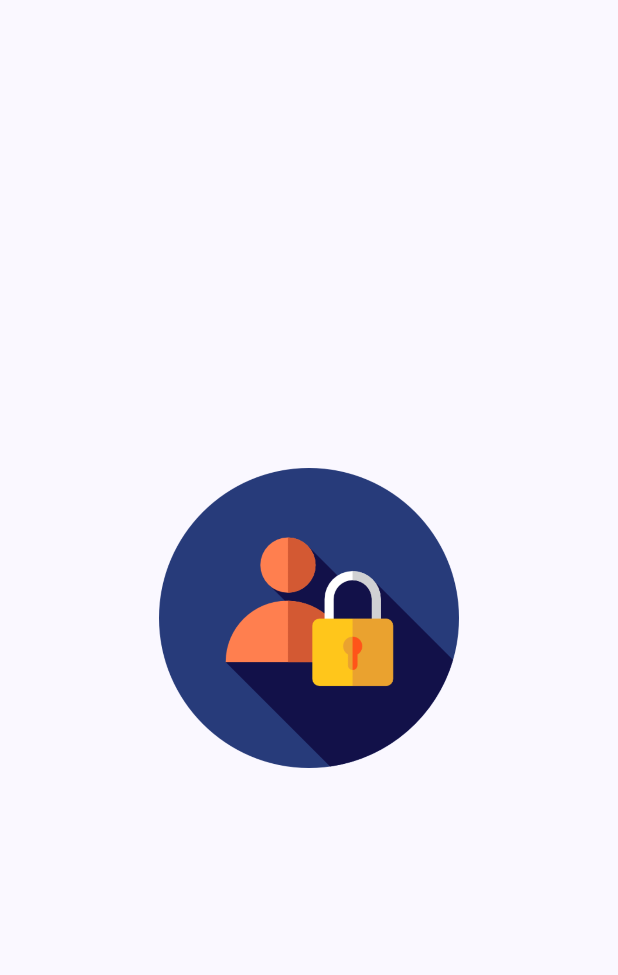
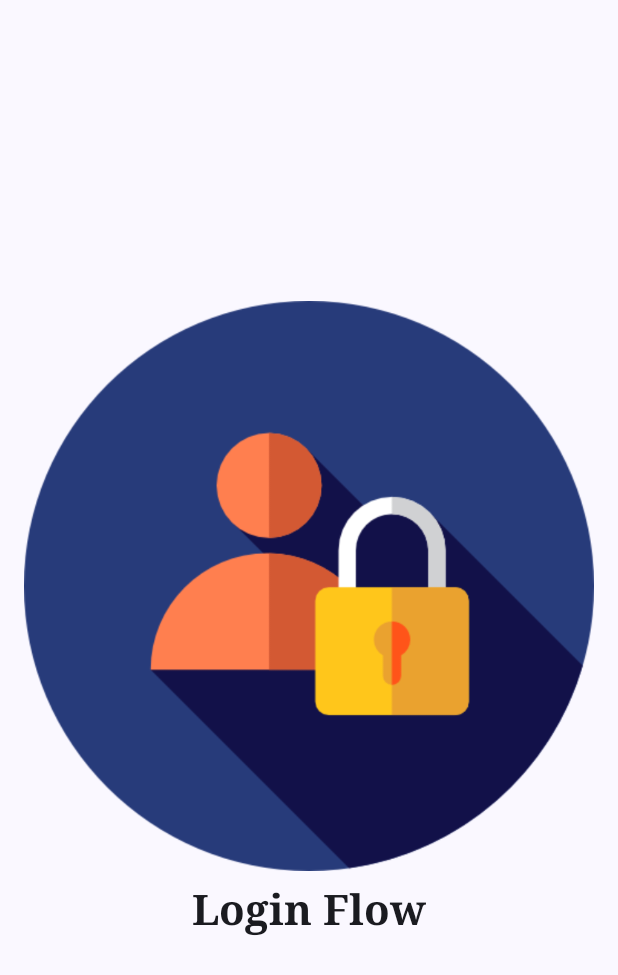
Before and after one commit to Workforkunal/LoginFlow, an Android app built with Jetpack Compose: the SplashScreen screen opened through its navigation route, on a phone screen of 412 x 824 dp. Shown: the top 975 px of the screen. Run offline under Robolectric (Android 15) with nearby library versions, the phone set to English and light mode, and no system bars; our stand-ins replace Firebase (no records; nobody signed in at launch, a user with empty details on screens opened directly).

Commit message:
Updated
commit

```diff
--- a/app/src/main/java/com/app/loginflowapp/screens/SplashScreen.kt
+++ b/app/src/main/java/com/app/loginflowapp/screens/SplashScreen.kt
@@ -1,15 +1,26 @@
 package com.app.loginflowapp.screens
 
 import androidx.compose.foundation.Image
+import androidx.compose.foundation.layout.Arrangement
+import androidx.compose.foundation.layout.Column
+import androidx.compose.foundation.layout.Spacer
 import androidx.compose.foundation.layout.fillMaxSize
-import androidx.compose.foundation.layout.size
+import androidx.compose.foundation.layout.height
+import androidx.compose.foundation.layout.padding
+import androidx.compose.foundation.rememberScrollState
+import androidx.compose.foundation.verticalScroll
+import androidx.compose.material3.Text
 import androidx.compose.runtime.Composable
 import androidx.compose.runtime.LaunchedEffect
+import androidx.compose.ui.Alignment
 import androidx.compose.ui.Modifier
 import androidx.compose.ui.res.painterResource
+import androidx.compose.ui.text.TextStyle
+import androidx.compose.ui.text.font.FontFamily
+import androidx.compose.ui.text.font.FontWeight
 import androidx.compose.ui.tooling.preview.Preview
 import androidx.compose.ui.unit.dp
-import androidx.constraintlayout.compose.ConstraintLayout
+import androidx.compose.ui.unit.sp
 import androidx.navigation.NavHostController
 import androidx.navigation.compose.rememberNavController
 import com.app.loginflowapp.R
@@ -21,22 +32,27 @@ import kotlinx.coroutines.delay
 fun SplashScreen(
     navController: NavHostController
 ) {
-    ConstraintLayout(
-        modifier = Modifier.fillMaxSize()
+    Column(
+        modifier = Modifier
+            .fillMaxSize()
+            .padding(16.dp),
+        verticalArrangement = Arrangement.Center,
+        horizontalAlignment = Alignment.CenterHorizontally
     ) {
-        val (image) = createRefs()
+
         Image(
             painter = painterResource(id = R.drawable.logo),
-            contentDescription = "logo",
-            modifier = Modifier
-                .constrainAs(image) {
-                    top.linkTo(parent.top)
-                    bottom.linkTo(parent.bottom)
-                    start.linkTo(parent.start)
-                    end.linkTo(parent.end)
-                }
-                .size(200.dp)
+            contentDescription = "logo"
+        )
+        Spacer(modifier = Modifier.height(10.dp))
 
+        Text(
+            text = "Login Flow",
+            style = TextStyle(
+                fontSize = 28.sp,
+                fontWeight = FontWeight.ExtraBold,
+                fontFamily = FontFamily.Serif
+            )
         )
     }
 
```
